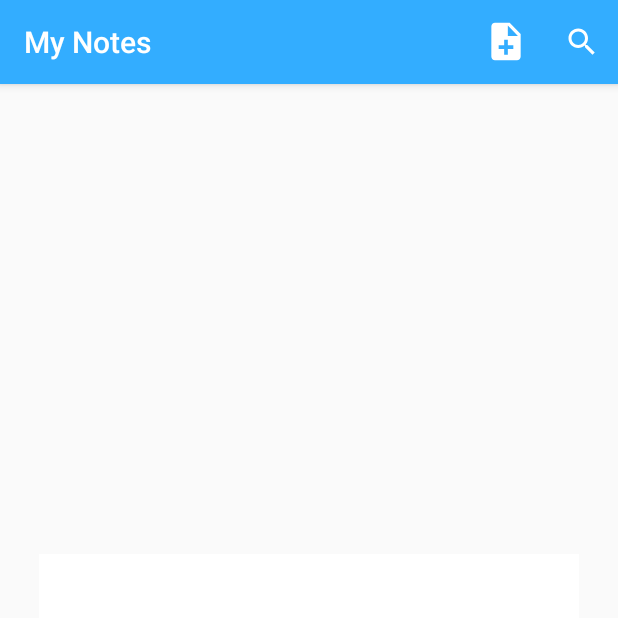
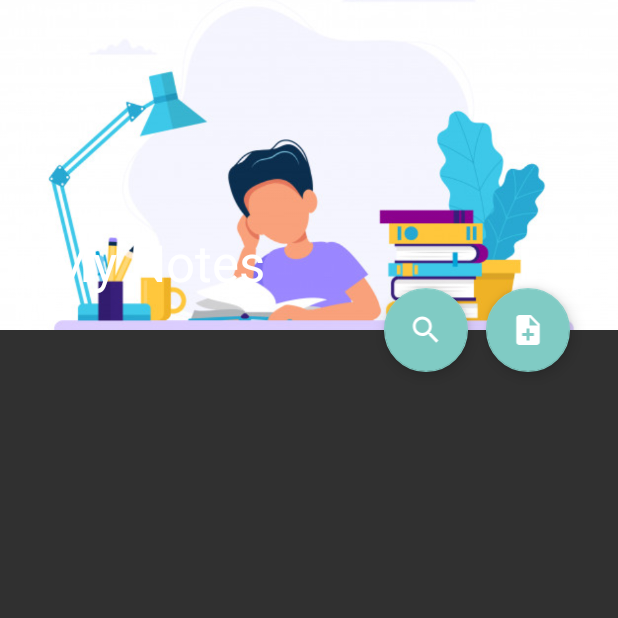
Before and after one commit to MohitpanwarO9/Notes-App, an Android app: the MainActivity screen opened directly, with no data from a screen before it, on a phone screen of 412 x 824 dp, the top half of it. Run offline under Robolectric (Android 15) with nearby library versions, the phone set to English and light mode, and no system bars.

Commit message:
CollapsingToolbarLayout FloatingActionButton added

```diff
--- a/app/build.gradle
+++ b/app/build.gradle
@@ -31,6 +31,7 @@ dependencies {
     implementation 'androidx.core:core-ktx:1.3.1'
     implementation 'androidx.appcompat:appcompat:1.2.0'
     implementation 'androidx.constraintlayout:constraintlayout:1.1.3'
+    implementation 'com.google.android.material:material:1.2.0'
     testImplementation 'junit:junit:4.12'
     androidTestImplementation 'androidx.test.ext:junit:1.1.1'
     androidTestImplementation 'androidx.test.espresso:espresso-core:3.2.0'
--- a/app/src/main/AndroidManifest.xml
+++ b/app/src/main/AndroidManifest.xml
@@ -20,7 +20,7 @@
             </intent-filter>
         </activity>
         <activity android:name=".AddNotes" android:theme="@style/Theme.AppCompat.NoActionBar"/>
-        <activity android:name=".MainActivity"></activity>
+        <activity android:name=".MainActivity" android:theme="@style/Theme.AppCompat.NoActionBar"></activity>
     </application>
 
 </manifest>
--- a/app/src/main/res/layout/activity_main.xml
+++ b/app/src/main/res/layout/activity_main.xml
@@ -1,23 +1,71 @@
 <?xml version="1.0" encoding="utf-8"?>
-<androidx.constraintlayout.widget.ConstraintLayout xmlns:android="http://schemas.android.com/apk/res/android"
+<androidx.coordinatorlayout.widget.CoordinatorLayout xmlns:android="http://schemas.android.com/apk/res/android"
     xmlns:app="http://schemas.android.com/apk/res-auto"
     xmlns:tools="http://schemas.android.com/tools"
     android:layout_width="match_parent"
     android:layout_height="match_parent"
-    android:orientation="vertical"
     tools:context=".MainActivity">
 
+    <com.google.android.material.appbar.AppBarLayout
+        android:layout_width="match_parent"
+        android:layout_height="wrap_content"
+        android:id="@+id/appbarLayout"
+        android:theme="@style/ThemeOverlay.AppCompat.Dark.ActionBar"
+       >
+
+        <com.google.android.material.appbar.CollapsingToolbarLayout
+            android:layout_width="match_parent"
+            android:layout_height="wrap_content"
+            app:layout_scrollFlags="scroll|snap|exitUntilCollapsed"
+            app:contentScrim="@color/ticket_background"
+            app:title="@string/app_name"
+            >
+            <ImageView
+                android:layout_width="match_parent"
+                android:layout_height="220dp"
+                android:src="@drawable/stud"
+                android:scaleType="centerCrop"/>
+
+            <androidx.appcompat.widget.Toolbar
+                android:layout_width="match_parent"
+                android:layout_height="?attr/actionBarSize"
+                android:theme="@style/ThemeOverlay.AppCompat.Dark"
+                />
+
+        </com.google.android.material.appbar.CollapsingToolbarLayout>
+
+    </com.google.android.material.appbar.AppBarLayout>
+
+    <com.google.android.material.floatingactionbutton.FloatingActionButton
+        android:layout_width="wrap_content"
+        android:layout_height="wrap_content"
+        app:srcCompat="@drawable/ic_note_add"
+        app:layout_anchor="@id/appbarLayout"
+        app:layout_anchorGravity="bottom|right|end"
+        android:layout_marginEnd="32dp"/>
+    <com.google.android.material.floatingactionbutton.FloatingActionButton
+        android:id="@+id/newSearch"
+        android:layout_width="wrap_content"
+        android:layout_height="wrap_content"
+        app:srcCompat="@drawable/ic_search_black_24dp"
+        android:tint="@color/White"
+        app:layout_anchor="@id/appbarLayout"
+        app:layout_anchorGravity="bottom|right|end"
+        android:layout_marginRight="100dp"/>
+
+<androidx.core.widget.NestedScrollView
+    android:layout_width="match_parent"
+    android:layout_height="match_parent"
+    app:layout_behavior="@string/appbar_scrolling_view_behavior"
+    >
     <ListView
         android:id="@+id/notes_list"
-        android:layout_width="360dp"
-        android:layout_height="429dp"
-        android:layout_margin="25dp"
-        android:layout_marginStart="26dp"
-        android:layout_marginEnd="25dp"
-        android:layout_marginBottom="42dp"
+        android:layout_width="match_parent"
+        android:layout_height="wrap_content"
+        android:layout_marginTop="40dp"
         android:background="@color/White"
-        app:layout_constraintBottom_toBottomOf="parent"
-        app:layout_constraintEnd_toEndOf="parent"
-        app:layout_constraintStart_toStartOf="parent" />
+         />
 
-</androidx.constraintlayout.widget.ConstraintLayout>
+</androidx.core.widget.NestedScrollView>
+
+</androidx.coordinatorlayout.widget.CoordinatorLayout>
--- a/app/src/main/res/values/styles.xml
+++ b/app/src/main/res/values/styles.xml
@@ -1,6 +1,6 @@
 <resources>
     <!-- Base application theme. -->
-    <style name="AppTheme" parent="Theme.AppCompat.Light.DarkActionBar">
+    <style name="AppTheme" parent="Theme.AppCompat.Light.NoActionBar">
         <!-- Customize your theme here. -->
         <item name="colorPrimary">@color/ticket_background</item>
         <item name="colorAccent">@color/colorAccent</item>
```
Also changed, not shown: app/src/main/res/drawable/stud.jpg (added).
